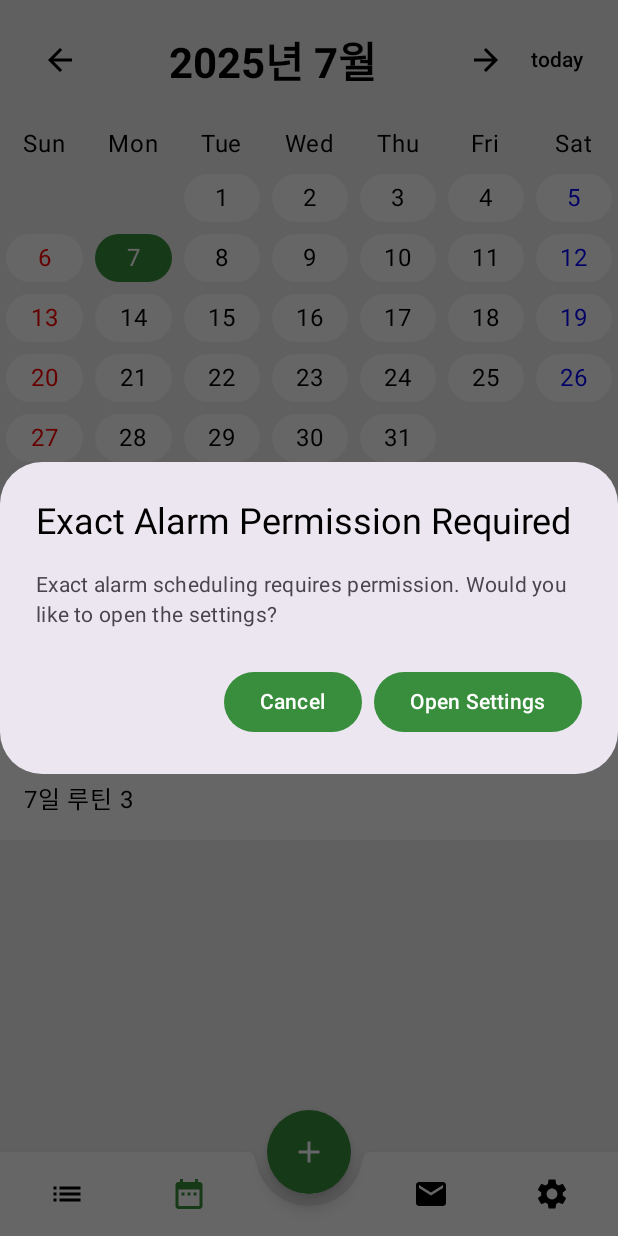
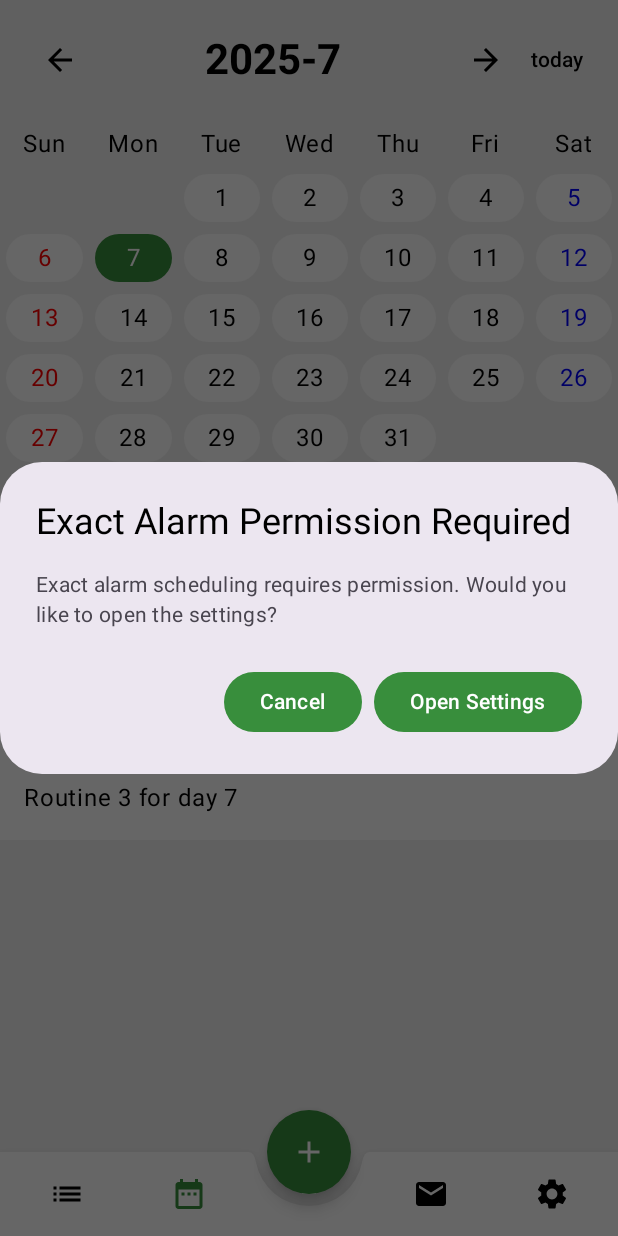
Before and after one commit to f-lab-edu/My_Routine, an Android app built with Jetpack Compose: the CalendarScreen screen opened through its navigation route, on a phone screen of 412 x 824 dp. Run offline under Robolectric (Android 15) with nearby library versions, the phone set to English and light mode, and no system bars; our stand-ins replace Dagger/Hilt's generated code, Room's generated code.

Commit message:
feat: 캘린더 기능 PR 리뷰 코멘트 반영
이 커밋은 캘린더 기능 PR에 대한 여러 리뷰 코멘트를 반영하여 코드 품질, 가독성 및 국제화를 개선합니다.

- `CalendarScreen.kt` 리팩토링:
  - `CalendarGrid`에서 사용되지 않는 `displayMonth` 매개변수 제거.
  - `selectedDate`에 대한 불필요한 null 처리 제거.
  - `LaunchedEffect`에서 명확성을 위해 명시적인 `else {}` 블록 추가.
  - 하드코딩된 년/월 표시, 루틴 항목 형식 및 "날짜 선택" 메시지를 더 나은 국제화를 위해 문자열 리소스로 외부화.
- `CalendarViewModel.kt` 리팩토링:
  - `init` 블록에서 `_currentMonth` 및 `_selectedDate`의 중복 초기화 제거.
- `strings.xml` 및 `values-ko/strings.xml` 업데이트:
  - 캘린더 년/월 형식, 루틴 항목 형식 및 "날짜 선택" 메시지에 대한 새로운 문자열 리소스 추가.
  - `values/strings.xml`에 영어 번역을, `values-ko/strings.xml`에 한국어 번역을 제공.

```diff
--- a/app/src/main/java/com/example/myroutine/features/calendar/CalendarScreen.kt
+++ b/app/src/main/java/com/example/myroutine/features/calendar/CalendarScreen.kt
@@ -81,6 +81,8 @@ fun CalendarScreen(viewModel: CalendarViewModel = hiltViewModel()) {
                 } else if (newMonth == YearMonth.now() && selectedDate != LocalDate.now()) {
                     // 현재 월로 돌아왔을 때, 오늘 날짜가 선택되어 있지 않으면 오늘 날짜 선택
                     viewModel.selectDay(LocalDate.now())
+                } else {
+                    // Do nothing
                 }
             }
     }
@@ -105,7 +107,7 @@ fun CalendarScreen(viewModel: CalendarViewModel = hiltViewModel()) {
                 )
             }
             Text(
-                text = "${currentMonth.year}년 ${currentMonth.monthValue}월",
+                text = stringResource(id = R.string.calendar_year_month, currentMonth.year, currentMonth.monthValue),
                 style = MaterialTheme.typography.headlineMedium.copy(fontWeight = FontWeight.Bold),
                 color = MaterialTheme.colorScheme.onBackground,
                 modifier = Modifier.weight(1f),
@@ -141,7 +143,6 @@ fun CalendarScreen(viewModel: CalendarViewModel = hiltViewModel()) {
             val monthOffset = page - initialPage
             val monthToDisplay = YearMonth.now().plusMonths(monthOffset.toLong())
             CalendarGrid(
-                displayMonth = currentMonth, // ViewModel의 currentMonth 사용
                 selectedDate = selectedDate,
                 calendarDays = calendarDays,
                 onDayClick = { date -> viewModel.selectDay(date) }
@@ -149,32 +150,21 @@ fun CalendarScreen(viewModel: CalendarViewModel = hiltViewModel()) {
         }
 
         // Routine List for selected date
-        selectedDate?.let { date ->
         val dummyRoutines = listOf(
-                "${date.dayOfMonth}일 루틴 1",
-                "${date.dayOfMonth}일 루틴 2",
-                "${date.dayOfMonth}일 루틴 3"
+            stringResource(id = R.string.calendar_routine_item, selectedDate.dayOfMonth, 1),
+            stringResource(id = R.string.calendar_routine_item, selectedDate.dayOfMonth, 2),
+            stringResource(id = R.string.calendar_routine_item, selectedDate.dayOfMonth, 3)
         )
         LazyColumn(modifier = Modifier.fillMaxWidth()) {
             items(dummyRoutines) {
                 ListItem(headlineContent = { Text(it) })
             }
         }
-        } ?: Text(
-            text = "날짜를 선택해주세요.",
-            style = MaterialTheme.typography.bodyLarge,
-            color = MaterialTheme.colorScheme.onBackground.copy(alpha = 0.6f),
-            modifier = Modifier
-                .fillMaxWidth()
-                .padding(16.dp),
-            textAlign = TextAlign.Center
-        )
     }
 }
 
 @Composable
 fun CalendarGrid(
-    displayMonth: YearMonth,
     selectedDate: LocalDate?,
     calendarDays: List<CalendarDay>,
     onDayClick: (LocalDate) -> Unit
--- a/app/src/main/java/com/example/myroutine/features/calendar/CalendarViewModel.kt
+++ b/app/src/main/java/com/example/myroutine/features/calendar/CalendarViewModel.kt
@@ -39,11 +39,7 @@ class CalendarViewModel @Inject constructor() : ViewModel() {
         generateCalendarDays(month, selected, holidays)
     }
 
-    init {
-        // When the month changes, automatically select the 1st day of the new month
-        _currentMonth.value = YearMonth.now()
-        _selectedDate.value = LocalDate.now()
-    }
+
 
     fun goToPreviousMonth() {
         _currentMonth.value = _currentMonth.value.minusMonths(1)
--- a/app/src/main/res/values/strings.xml
+++ b/app/src/main/res/values/strings.xml
@@ -43,4 +43,7 @@
     <string name="permission_dialog_title">Exact Alarm Permission Required</string>
     <string name="permission_dialog_text">Exact alarm scheduling requires permission. Would you like to open the settings?</string>
     <string name="notification_content_text">It\'s time to perform your routine!</string>
+    <string name="calendar_year_month">%1$d-%2$d</string>
+    <string name="calendar_routine_item">Routine %2$d for day %1$d</string>
+    <string name="calendar_select_date_message">Please select a date.</string>
 </resources>
```
Also changed, not shown: 2 other files. Lines whose indentation alone changed are shown as unchanged.
